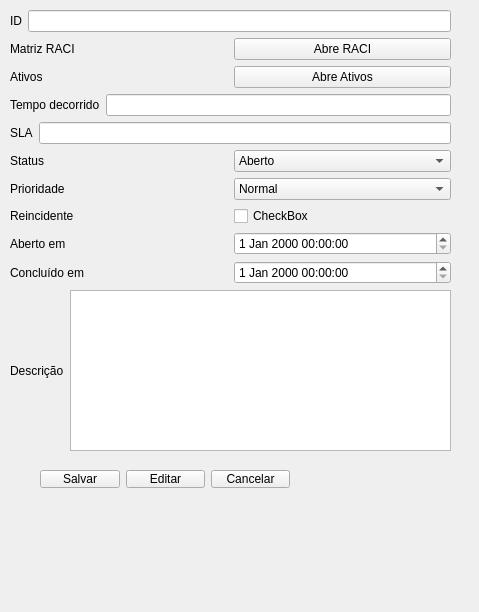
The window that cadastrochamado.ui (brunosr1985/TCC_NayBru) describes before a commit, drawn with Qt 5.
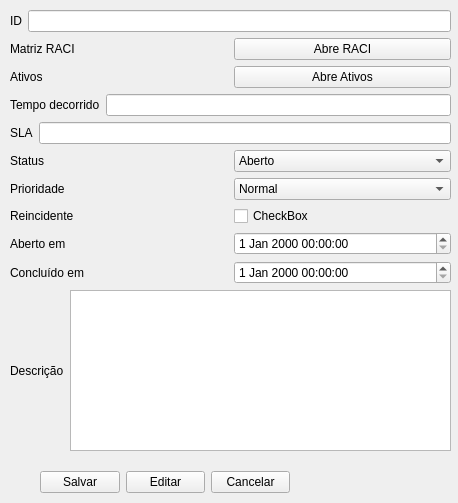
The same window after the commit.

What changed in the file:
```diff
--- a/cadastrochamado.ui
+++ b/cadastrochamado.ui
@@ -6,10 +6,16 @@
    <rect>
     <x>0</x>
     <y>0</y>
-    <width>479</width>
-    <height>612</height>
+    <width>458</width>
+    <height>503</height>
    </rect>
   </property>
+  <property name="minimumSize">
+   <size>
+    <width>458</width>
+    <height>503</height>
+   </size>
+  </property>
   <property name="windowTitle">
    <string>Kaizen Birth Edition</string>
   </property>
@@ -19,7 +25,7 @@
      <x>40</x>
      <y>470</y>
      <width>250</width>
-     <height>18</height>
+     <height>25</height>
     </rect>
    </property>
    <layout class="QHBoxLayout" name="horizontalLayout">
```
Left out of the diff: 8 changed lines with no effect on the pictures.
